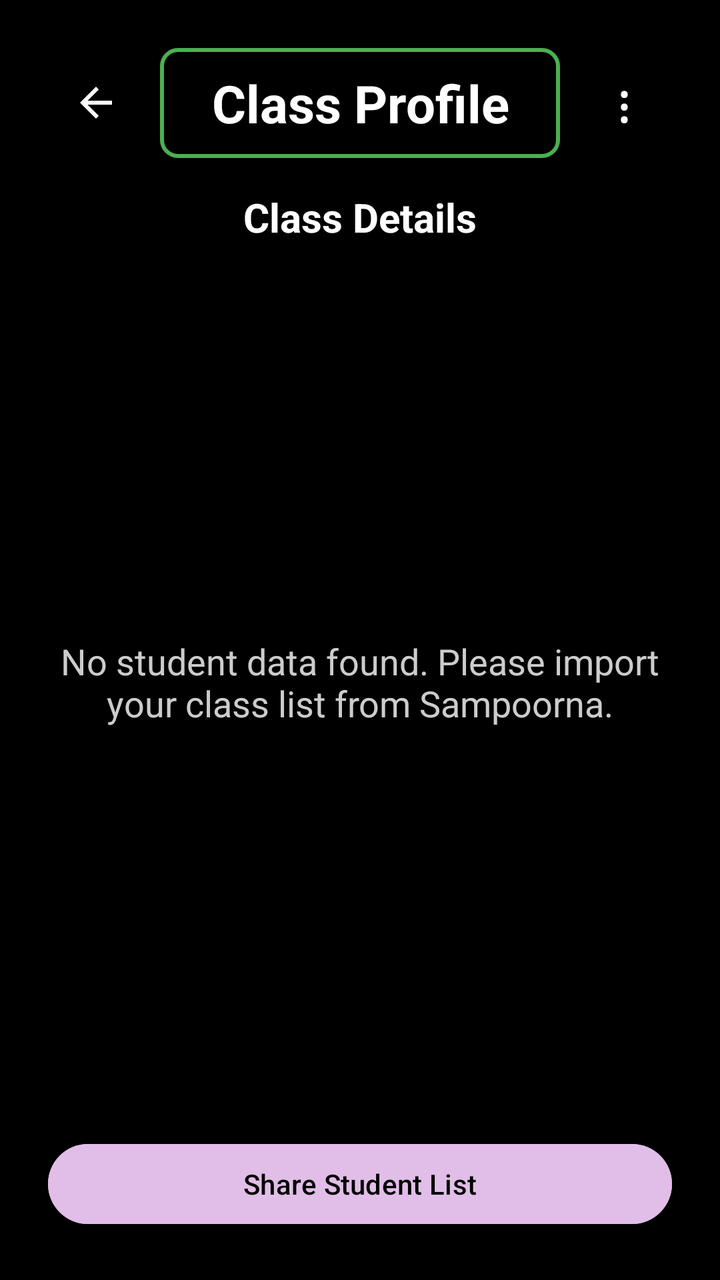
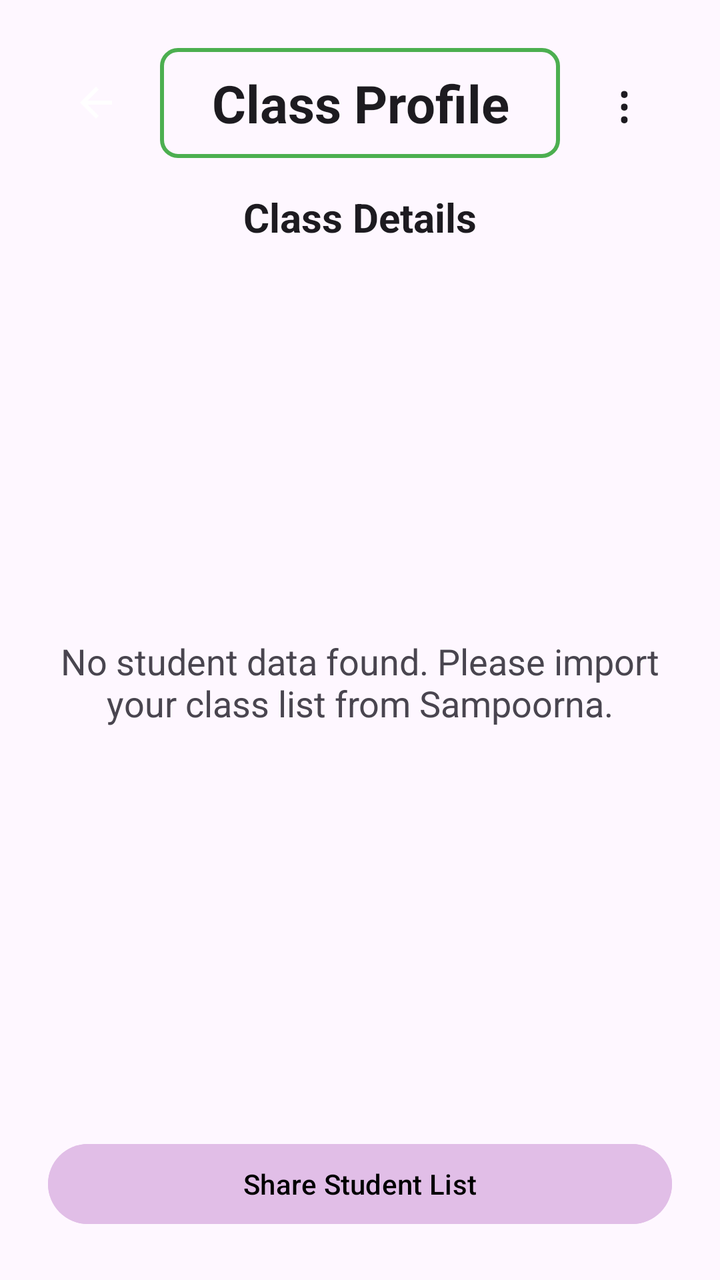

An Android layout rendered at two revisions. The XML below is the earlier revision; the diff shows what the commit changed to produce the second picture.
<!-- AndroidManifest.xml: application theme Theme.VITeacherToolkit -->
<!-- res/layout/activity_class_profile.xml -->
<?xml version="1.0" encoding="utf-8"?>
<LinearLayout xmlns:android="http://schemas.android.com/apk/res/android"
    android:layout_width="match_parent"
    android:layout_height="match_parent"
    android:orientation="vertical"
    android:background="#000000"
    android:padding="24dp">

    
    <LinearLayout
        android:layout_width="match_parent"
        android:layout_height="wrap_content"
        android:orientation="horizontal"
        android:gravity="center_vertical"
        android:layout_marginBottom="16dp">

        <ImageButton
            android:id="@+id/btnBack"
            android:layout_width="48dp"
            android:layout_height="48dp"
            android:src="?android:attr/actionModeCloseDrawable"
            android:background="?android:attr/selectableItemBackground"
            android:tint="#FFFFFF"
            android:contentDescription="Go back"
            android:importantForAccessibility="yes" />

        <TextView
            android:id="@+id/tvTitle"
            android:layout_width="0dp"
            android:layout_height="wrap_content"
            android:layout_weight="1"
            android:text="Class Profile"
            android:textColor="#FFFFFF"
            android:textSize="26sp"
            android:textStyle="bold"
            android:gravity="center"
            android:background="@drawable/border_green"
            android:layout_marginStart="8dp"
            android:layout_marginEnd="8dp"
            android:accessibilityHeading="true"
            android:importantForAccessibility="yes" />

        <TextView
            android:id="@+id/btnMore"
            android:layout_width="48dp"
            android:layout_height="48dp"
            android:text="⋮"
            android:textColor="#FFFFFF"
            android:textSize="26sp"
            android:gravity="center"
            android:background="?android:attr/selectableItemBackground"
            android:contentDescription="More options"
            android:clickable="true"
            android:focusable="true"
            android:importantForAccessibility="yes" />

    </LinearLayout>

    
    <TextView
        android:id="@+id/tvClassDetails"
        android:layout_width="match_parent"
        android:layout_height="wrap_content"
        android:text="Class Details"
        android:textColor="#FFFFFF"
        android:textSize="20sp"
        android:textStyle="bold"
        android:gravity="center"
        android:layout_marginBottom="8dp"
        android:importantForAccessibility="yes" />

    
    <TextView
        android:id="@+id/tvActiveFilter"
        android:layout_width="match_parent"
        android:layout_height="wrap_content"
        android:textColor="#FF4CAF50"
        android:textSize="16sp"
        android:textStyle="bold"
        android:gravity="center"
        android:layout_marginBottom="8dp"
        android:visibility="gone"
        android:importantForAccessibility="yes" />

    
    <Button
        android:id="@+id/btnClearFilter"
        android:layout_width="wrap_content"
        android:layout_height="wrap_content"
        android:layout_gravity="center_horizontal"
        android:minHeight="48dp"
        android:text="Clear Filter"
        android:textColor="#000000"
        android:backgroundTint="@color/lavender"
        android:contentDescription="Clear filter"
        android:visibility="gone"
        android:layout_marginBottom="16dp"
        android:importantForAccessibility="yes" />

    
    <FrameLayout
        android:layout_width="match_parent"
        android:layout_height="0dp"
        android:layout_weight="1"
        android:layout_marginBottom="16dp">

        
        <TextView
            android:id="@+id/tvEmptyState"
            android:layout_width="match_parent"
            android:layout_height="match_parent"
            android:text="No student data found. Please import your class list from Sampoorna."
            android:textColor="#CCCCCC"
            android:textSize="18sp"
            android:gravity="center"
            android:importantForAccessibility="yes"
            android:visibility="visible" />

        
        <androidx.recyclerview.widget.RecyclerView
            android:id="@+id/rvStudents"
            android:layout_width="match_parent"
            android:layout_height="match_parent"
            android:visibility="gone" />

    </FrameLayout>

    
    <Button
        android:id="@+id/btnShareStudentList"
        android:layout_width="match_parent"
        android:layout_height="wrap_content"
        android:minHeight="48dp"
        android:text="Share Student List"
        android:textColor="#000000"
        android:backgroundTint="@color/lavender"
        android:contentDescription="Share student list"
        android:importantForAccessibility="yes" />

</LinearLayout>
<!-- resources referenced by this layout -->
<resources>
  <color name="lavender">#FFE1BEE7</color>
  <!-- drawable border_green (drawable) -->
  <?xml version="1.0" encoding="utf-8"?>
  <shape xmlns:android="http://schemas.android.com/apk/res/android"
      android:shape="rectangle">
      <stroke
          android:width="2dp"
          android:color="#FF4CAF50" /> 
      <padding
          android:left="16dp"
          android:top="10dp"
          android:right="16dp"
          android:bottom="10dp" />
      <corners
          android:radius="8dp" />
  </shape>
  <style name="Theme.VITeacherToolkit" parent="Base.Theme.VITeacherToolkit" />
  <style name="Base.Theme.VITeacherToolkit" parent="Theme.Material3.DayNight.NoActionBar">
          
          <item name="colorPrimary">@color/lavender</item>
          <item name="colorOnPrimary">@color/black</item>
  
          
          <item name="android:spinnerStyle">@style/CustomSpinnerStyle</item>
          <item name="android:spinnerItemStyle">@style/CustomSpinnerItemStyle</item>
          <item name="android:spinnerDropDownItemStyle">@style/CustomSpinnerDropDownItemStyle</item>
          <item name="spinnerDropDownItemStyle">@style/CustomSpinnerDropDownItemStyle</item>
      </style>
  <color name="black">#FF000000</color>
  <style name="CustomSpinnerStyle" parent="Widget.AppCompat.Spinner">
          <item name="android:popupBackground">@color/grey_dark</item>
      </style>
  <style name="CustomSpinnerItemStyle" parent="Widget.AppCompat.TextView.SpinnerItem">
          <item name="android:textColor">@color/white</item>
          <item name="android:textSize">16sp</item>
      </style>
  <style name="CustomSpinnerDropDownItemStyle" parent="Widget.AppCompat.DropDownItem.Spinner">
          <item name="android:textColor">@color/white</item>
          <item name="android:background">@color/grey_dark</item>
          <item name="android:checkMarkTint">@color/lavender</item>
          <item name="android:textSize">16sp</item>
          <item name="android:padding">12dp</item>
      </style>
  <color name="grey_dark">#FF333333</color>
  <color name="white">#FFFFFFFF</color>
</resources>

<!-- the commit's change to res/layout/activity_class_profile.xml (unified diff, before → after) -->
@@ -3,7 +3,7 @@
     android:layout_width="match_parent"
     android:layout_height="match_parent"
     android:orientation="vertical"
-    android:background="#000000"
+    android:background="?android:attr/windowBackground"
     android:padding="24dp">
 
     
@@ -30,7 +30,7 @@
             android:layout_height="wrap_content"
             android:layout_weight="1"
             android:text="Class Profile"
-            android:textColor="#FFFFFF"
+            android:textColor="?android:attr/textColorPrimary"
             android:textSize="26sp"
             android:textStyle="bold"
             android:gravity="center"
@@ -45,7 +45,7 @@
             android:layout_width="48dp"
             android:layout_height="48dp"
             android:text="⋮"
-            android:textColor="#FFFFFF"
+            android:textColor="?android:attr/textColorPrimary"
             android:textSize="26sp"
             android:gravity="center"
             android:background="?android:attr/selectableItemBackground"
@@ -62,7 +62,7 @@
         android:layout_width="match_parent"
         android:layout_height="wrap_content"
         android:text="Class Details"
-        android:textColor="#FFFFFF"
+        android:textColor="?android:attr/textColorPrimary"
         android:textSize="20sp"
         android:textStyle="bold"
         android:gravity="center"
@@ -110,7 +110,7 @@
             android:layout_width="match_parent"
             android:layout_height="match_parent"
             android:text="No student data found. Please import your class list from Sampoorna."
-            android:textColor="#CCCCCC"
+            android:textColor="?android:attr/textColorSecondary"
             android:textSize="18sp"
             android:gravity="center"
             android:importantForAccessibility="yes"
<!-- resource entries referenced after the edit -->
@@ -30,20 +30,20 @@
       </style>
   <color name="black">#FF000000</color>
   <style name="CustomSpinnerStyle" parent="Widget.AppCompat.Spinner">
-          <item name="android:popupBackground">@color/grey_dark</item>
+          <item name="android:popupBackground">@color/white</item>
       </style>
   <style name="CustomSpinnerItemStyle" parent="Widget.AppCompat.TextView.SpinnerItem">
-          <item name="android:textColor">@color/white</item>
+          <item name="android:textColor">@color/black</item>
           <item name="android:textSize">16sp</item>
       </style>
   <style name="CustomSpinnerDropDownItemStyle" parent="Widget.AppCompat.DropDownItem.Spinner">
-          <item name="android:textColor">@color/white</item>
-          <item name="android:background">@color/grey_dark</item>
-          <item name="android:checkMarkTint">@color/lavender</item>
+          <item name="android:textColor">@color/black</item>
+          <item name="android:background">@color/white</item>
+          <item name="android:checkMarkTint">@color/lavender_dark</item>
           <item name="android:textSize">16sp</item>
           <item name="android:padding">12dp</item>
       </style>
-  <color name="grey_dark">#FF333333</color>
   <color name="white">#FFFFFFFF</color>
+  <color name="lavender_dark">#FFB080FF</color>
 </resources>
 
